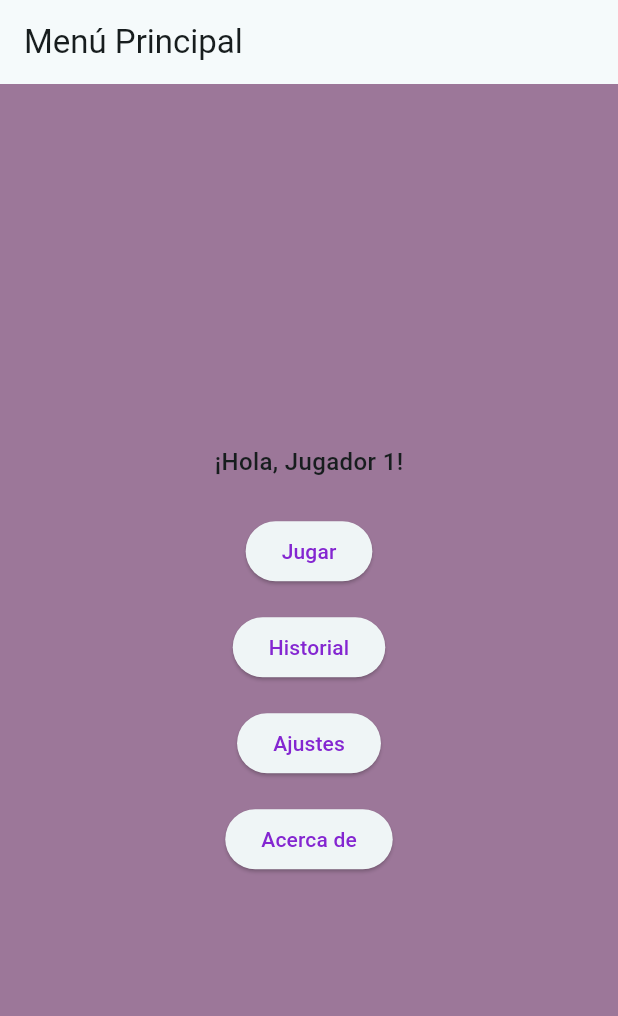
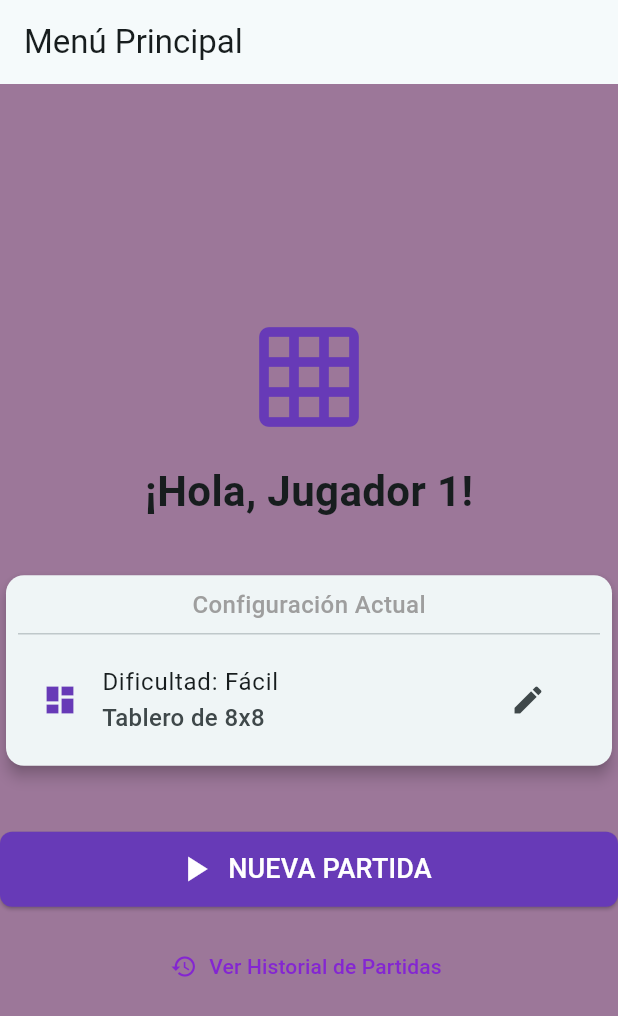
Before and after one commit to Fnav63/3479A321_2020479060, a Flutter app: the screen it shows after launch, on a phone screen of 412 x 824 dp. Shown: the top 1016 px of the screen. Run offline on Flutter 3.47's test engine with Material 3 defaults, Android fonts, the phone set to English and light mode, and no system bars; our stand-ins replace shared_preferences.

Commit message:
Display de minas adyacentes y rediseño de menú

```diff
--- a/lib/ui/screens/menu_screen.dart
+++ b/lib/ui/screens/menu_screen.dart
@@ -7,42 +7,65 @@
 
   @override
   Widget build(BuildContext context) {
-    final settings = context.watch<SettingsViewModel>();
+    final settingsVM = context.watch<SettingsViewModel>();
+
     return Scaffold(
       appBar: AppBar(title: const Text('Menú Principal')),
       body: Center(
         child: Column(
           mainAxisSize: MainAxisSize.min,
           children: [
-            Text('¡Hola, ${settings.username}!'),
-            const SizedBox(height: 24),
-            ElevatedButton(
-              onPressed: () => Navigator.pushNamed(
-                context,
-                '/game',
-                arguments: {'difficulty': 'Facil', 'gridSize': 8},
+            const Icon(Icons.grid_on, size: 80, color: Colors.deepPurple),
+            const SizedBox(height: 16),
+            Text(
+              '¡Hola, ${settingsVM.username}!',
+              style: const TextStyle(fontSize: 28, fontWeight: FontWeight.bold),
+            ),
+            const SizedBox(height: 32),
+            // Tarjeta de Información
+            Card(
+              elevation: 4,
+              shape: RoundedRectangleBorder(borderRadius: BorderRadius.circular(12)),
+              child: Padding(
+                padding: const EdgeInsets.all(8.0),
+                child: Column(
+                  children: [
+                    const Text('Configuración Actual', style: TextStyle(color: Colors.grey)),
+                    const Divider(),
+                    ListTile(
+                      leading: const Icon(Icons.dashboard, color: Colors.deepPurple),
+                      title: Text('Dificultad: ${settingsVM.difficulty}'),
+                      subtitle: Text('Tablero de ${settingsVM.gridSize}x${settingsVM.gridSize}'),
+                      trailing: IconButton(
+                        icon: const Icon(Icons.edit),
+                        onPressed: () => Navigator.pushNamed(context, '/settings'),
+                      ),
+                    ),
+                  ],
+                ),
               ),
-              child: const Text('Jugar'),
+            ),
+            const SizedBox(height: 40),
+            // Botón Jugar
+            SizedBox(
+              width: double.infinity,
+              height: 50,
+              child: ElevatedButton.icon(
+                icon: const Icon(Icons.play_arrow, size: 28),
+                label: const Text('NUEVA PARTIDA', style: TextStyle(fontSize: 18)),
+                style: ElevatedButton.styleFrom(
+                  backgroundColor: Colors.deepPurple,
+                  foregroundColor: Colors.white,
+                  shape: RoundedRectangleBorder(borderRadius: BorderRadius.circular(8)),
+                ),
+                onPressed: () => Navigator.pushNamed(context, '/game'),
+              ),
             ),
             const SizedBox(height: 16),
-            ElevatedButton(
+            TextButton.icon(
+              icon: const Icon(Icons.history),
+              label: const Text('Ver Historial de Partidas'),
               onPressed: () => Navigator.pushNamed(context, '/history'),
-              child: const Text('Historial'),
-            ),
-            const SizedBox(height: 16),
-            ElevatedButton(
-              onPressed: () async {
-                await Navigator.pushNamed(context, '/settings');
-                if (context.mounted) {
-                  context.read<SettingsViewModel>().refreshSettings();
-                }
-              },
-              child: const Text('Ajustes'),
-            ),
-            const SizedBox(height: 16),
-            ElevatedButton(
-              onPressed: () => Navigator.pushNamed(context, '/about'),
-              child: const Text('Acerca de'),
             ),
           ],
         ),
```
Also changed, not shown: lib/ui/screens/minesweeper_screen.dart (+6 -7 lines), lib/ui/widgets/mine_cell.dart (+19 -8 lines).
